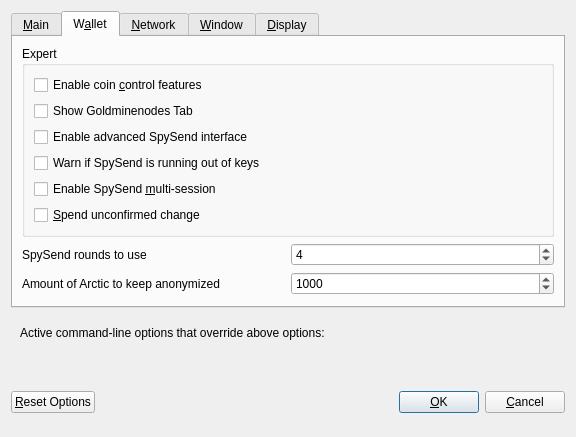
The window that src/qt/forms/optionsdialog.ui (AdvancedTechnologyCoin/arc_core) describes before a commit, drawn with Qt 5.
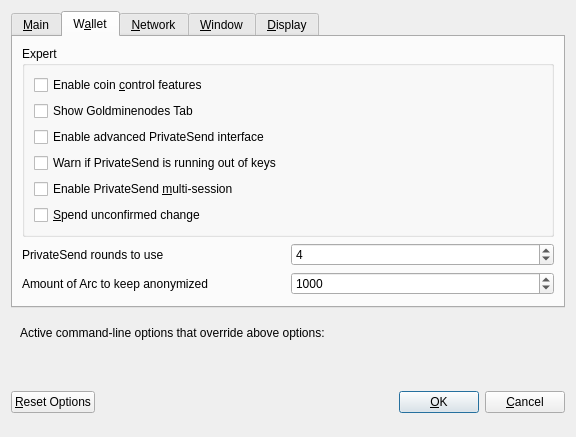
The same window after the commit. The open tabs and pages were chosen to show the change. Custom widgets are drawn as their Qt base class.

```diff
--- a/src/qt/forms/optionsdialog.ui
+++ b/src/qt/forms/optionsdialog.ui
@@ -169,7 +169,7 @@
              <string>Show additional information and buttons for SpySend on overview screen.</string>
             </property>
             <property name="text">
-             <string>Enable advanced SpySend interface</string>
+             <string>Enable advanced PrivateSend interface</string>
             </property>
            </widget>
           </item>
@@ -179,7 +179,7 @@
              <string>Show warning dialog when SpySend detects that wallet has very low number of keys left.</string>
             </property>
             <property name="text">
-             <string>Warn if SpySend is running out of keys</string>
+             <string>Warn if PrivateSend is running out of keys</string>
             </property>
            </widget>
           </item>
@@ -189,7 +189,7 @@
              <string>Whether to use experimental SpySend mode with multiple mixing sessions per block.&lt;br/&gt;Note: You must use this feature carefully.&lt;br/&gt;Make sure you always have recent wallet (auto)backup in a safe place!</string>
             </property>
             <property name="text">
-             <string>Enable SpySend &amp;multi-session</string>
+             <string>Enable PrivateSend &amp;multi-session</string>
             </property>
            </widget>
           </item>
@@ -214,7 +214,7 @@
             <string>This setting determines the amount of individual goldminenodes that an input will be anonymized through.&lt;br/&gt;More rounds of anonymization gives a higher degree of privacy, but also costs more in fees.</string>
            </property>
            <property name="text">
-            <string>SpySend rounds to use</string>
+            <string>PrivateSend rounds to use</string>
            </property>
           </widget>
          </item>
@@ -253,7 +253,7 @@
             <string notr="true"/>
            </property>
            <property name="text">
-            <string>Amount of Arctic to keep anonymized</string>
+            <string>Amount of Arc to keep anonymized</string>
            </property>
           </widget>
          </item>
```
Left out of the diff: 20 changed lines with no effect on the pictures.
